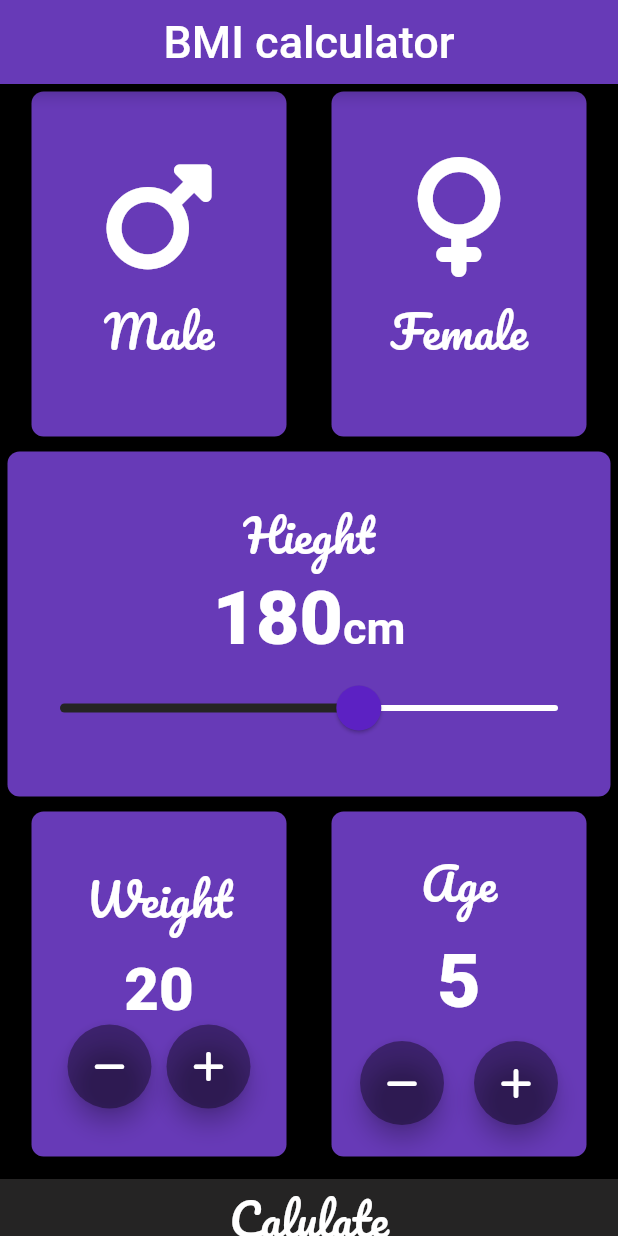
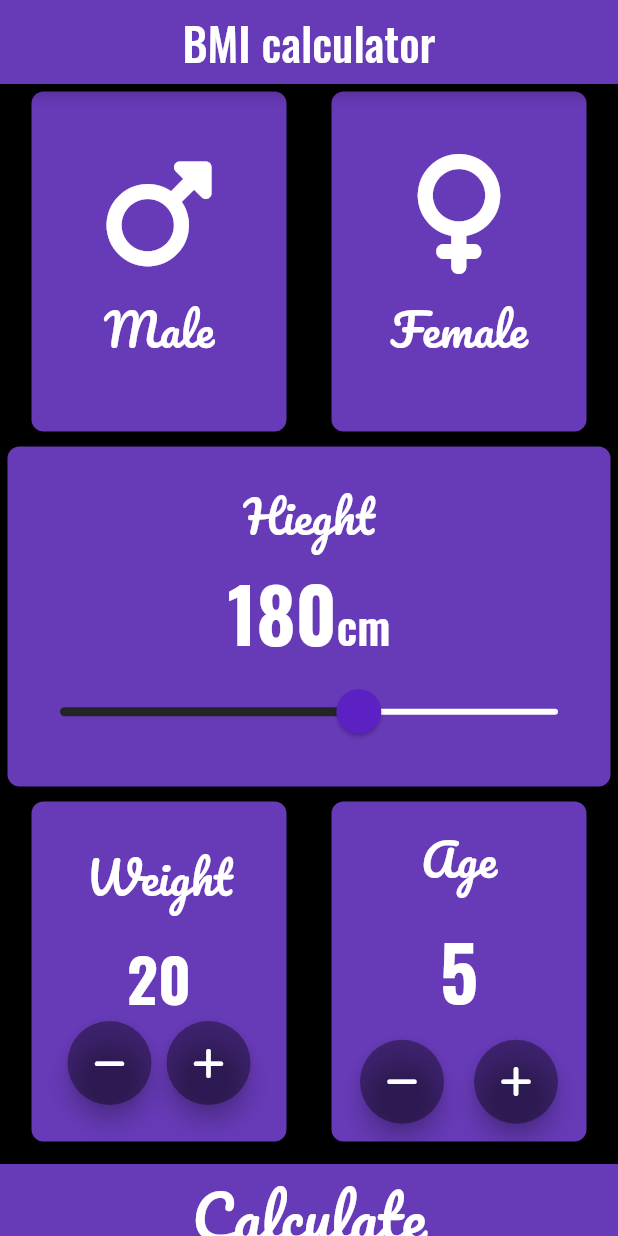
Before and after one commit to RehanQazi76/bmi_calculator, a Flutter app: the screen it shows after launch, on a phone screen of 412 x 824 dp. Run offline on Flutter 3.47's test engine with Material 2 defaults, Android fonts, the phone set to English and light mode, and no system bars; our stand-ins replace font_awesome_flutter, google_fonts.

```diff
--- /dev/null
+++ b/lib/Widgets/BottomButton.dart
@@ -0,0 +1,33 @@
+import 'package:flutter/cupertino.dart';
+import 'package:flutter/material.dart';
+import 'package:google_fonts/google_fonts.dart';
+
+class BottomButton extends StatelessWidget {
+
+  BottomButton({required this.onpress,required this.label});
+  final Function() onpress;
+  final String label;
+  @override
+  Widget build(BuildContext context) {
+    return GestureDetector(
+      onTap: onpress,
+      child: Container(
+
+        color: Colors.deepPurple,
+        width: double.infinity,
+
+       margin: EdgeInsets.only(bottom: 20,top: 10),
+
+        height: 60,
+        child: Text(label,
+        textAlign: TextAlign.center ,
+        style: GoogleFonts.pacifico(
+        fontSize: 40.0,
+        color: Colors.white,
+         ),
+        ),
+
+      ),
+    );
+  }
+}
--- /dev/null
+++ b/lib/Widgets/Gender_set.dart
@@ -0,0 +1,33 @@
+
+import 'package:flutter/cupertino.dart';
+import 'package:flutter/material.dart';
+import 'package:google_fonts/google_fonts.dart';
+
+class GenderSet extends StatelessWidget {
+  const GenderSet(this.icon,this.label);
+  final IconData icon;
+  final String label;
+
+  @override
+  Widget build(BuildContext context) {
+    return Column(
+          mainAxisAlignment: MainAxisAlignment.center,
+          children:<Widget> [
+
+            Icon(
+              icon,
+              size: 80,
+              color: Colors.white,
+            ),
+            SizedBox(height:10,),
+            Text(label,
+            style: GoogleFonts.pacifico(
+              fontSize: 30.0,
+              color: Colors.white,
+            ),
+            )
+
+          ],
+        );
+  }
+}
--- a/lib/Widgets/Reusable_Card.dart
+++ b/lib/Widgets/Reusable_Card.dart
@@ -1,4 +1,3 @@
-
 
 import 'package:flutter/cupertino.dart';
 
--- a/lib/main.dart
+++ b/lib/main.dart
@@ -1,8 +1,12 @@
 // import 'package:bmi_calculator/Screens/InputPage.dart';
 import 'package:bmi_calculator/Screens/Result_page.dart';
+import 'package:bmi_calculator/calculate.dart';
 import 'package:flutter/material.dart';
 import 'package:google_fonts/google_fonts.dart';
 import 'package:font_awesome_flutter/font_awesome_flutter.dart';
+
+import 'Widgets/BottomButton.dart';
+import 'Widgets/Gender_set.dart';
 import 'Widgets/Reusable_Card.dart';
 enum Gender{
   male,
@@ -64,7 +68,7 @@ class _MyHomePageState extends State<MyHomePage> {
       appBar: AppBar(
        title: Center(
          child: Text("BMI calculator",
-         style: GoogleFonts.roboto(
+         style: GoogleFonts.oswald(
                 fontSize: 30.0,
                 color: Colors.white,
               ),),
@@ -129,7 +133,7 @@ class _MyHomePageState extends State<MyHomePage> {
                   textBaseline: TextBaseline.alphabetic,
                   children: [
                   Text(hieght.toString(),
-                   style:GoogleFonts.roboto
+                   style:GoogleFonts.oswald
                    (
                   fontSize: 50.0,
                   fontWeight: FontWeight.w800,
@@ -137,7 +141,7 @@ class _MyHomePageState extends State<MyHomePage> {
                 ),
                   ),
                   Text("cm",
-                   style:GoogleFonts.roboto(
+                   style:GoogleFonts.oswald(
                   fontSize: 30.0,
                   color: Colors.white,
                   fontWeight: FontWeight.w600
@@ -194,7 +198,7 @@ class _MyHomePageState extends State<MyHomePage> {
                   ),
                   SizedBox(height: 10,),
                   Text(weight.toString(),
-                        style:GoogleFonts.roboto
+                        style:GoogleFonts.oswald
                               (
                              fontSize: 40.0,
                              fontWeight: FontWeight.w800,
@@ -253,7 +257,7 @@ class _MyHomePageState extends State<MyHomePage> {
                   ),
                   SizedBox(height: 10,),
                   Text(age.toString(),
-                        style:GoogleFonts.roboto
+                        style:GoogleFonts.oswald
                               (
                              fontSize: 50.0,
                              fontWeight: FontWeight.w800,
@@ -300,27 +304,13 @@ class _MyHomePageState extends State<MyHomePage> {
               ),
               ),
 
-              GestureDetector(
-                onTap: (){
-                  Navigator.push(context, MaterialPageRoute(builder: (context)=>Result_page()));
-                },
-                child: Container(
+              BottomButton(
+                label: "Calculate",
+                onpress: (){
+                  Calculate c1=new Calculate(hieght, weight);
+                      Navigator.push(context, MaterialPageRoute(builder: (context)=>Result_page(c1.Calbmi(),c1.GetResult(),c1.GetInterpretation())));
 
-                  color: active,
-                  width: double.infinity,
-
-                 margin: EdgeInsets.only(bottom: 20,top: 10),
-
-                  height: 50,
-                  child: Text("Calulate",
-                  textAlign: TextAlign.center ,
-                  style: GoogleFonts.pacifico(
-                  fontSize: 30.0,
-                  color: Colors.white,
-                   ),
-                  ),
-
-                ),
+                       },
               ),
 
             ]
@@ -331,32 +321,3 @@ class _MyHomePageState extends State<MyHomePage> {
     );
   }
 }
-
-class GenderSet extends StatelessWidget {
-  const GenderSet(this.icon,this.label);
-  final IconData icon;
-  final String label;
-
-  @override
-  Widget build(BuildContext context) {
-    return Column(
-          mainAxisAlignment: MainAxisAlignment.center,
-          children:<Widget> [
-
-            Icon(
-              icon,
-              size: 80,
-              color: Colors.white,
-            ),
-            SizedBox(height:10,),
-            Text(label,
-            style: GoogleFonts.pacifico(
-              fontSize: 30.0,
-              color: Colors.white,
-            ),
-            )
-
-          ],
-        );
-  }
-}
```
Also changed, not shown: lib/Screens/InputPage.dart (deleted, +0 -79 lines), lib/Screens/Result_page.dart (+64 -9 lines), lib/calculate.dart (added, +42 -0 lines).
